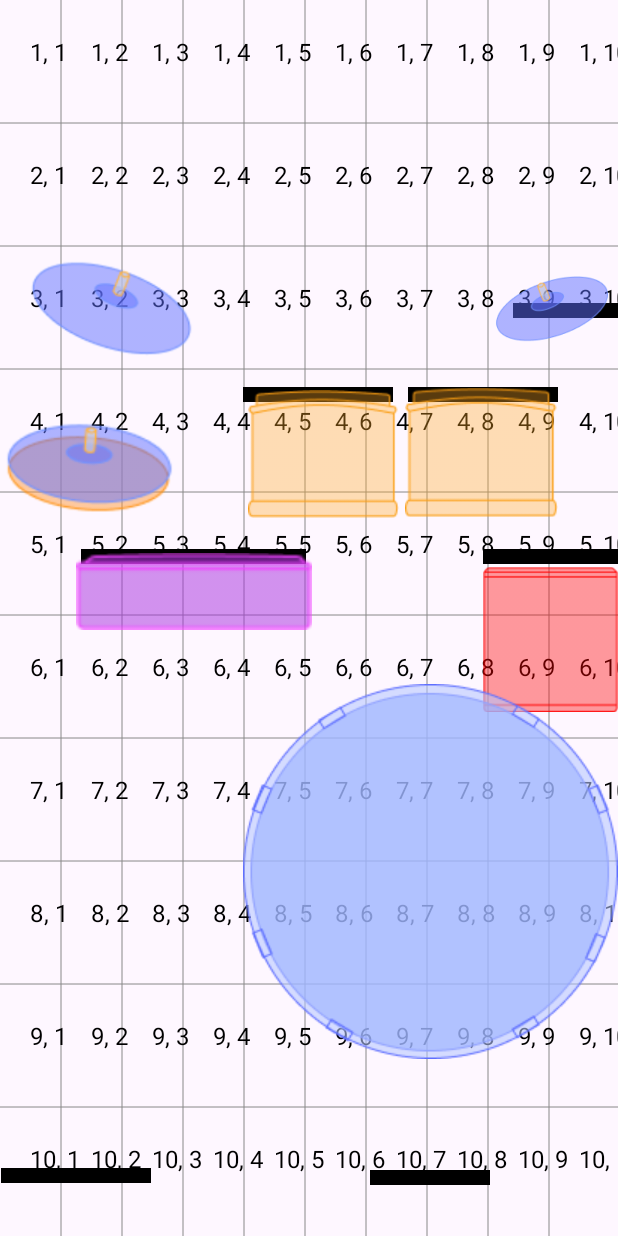
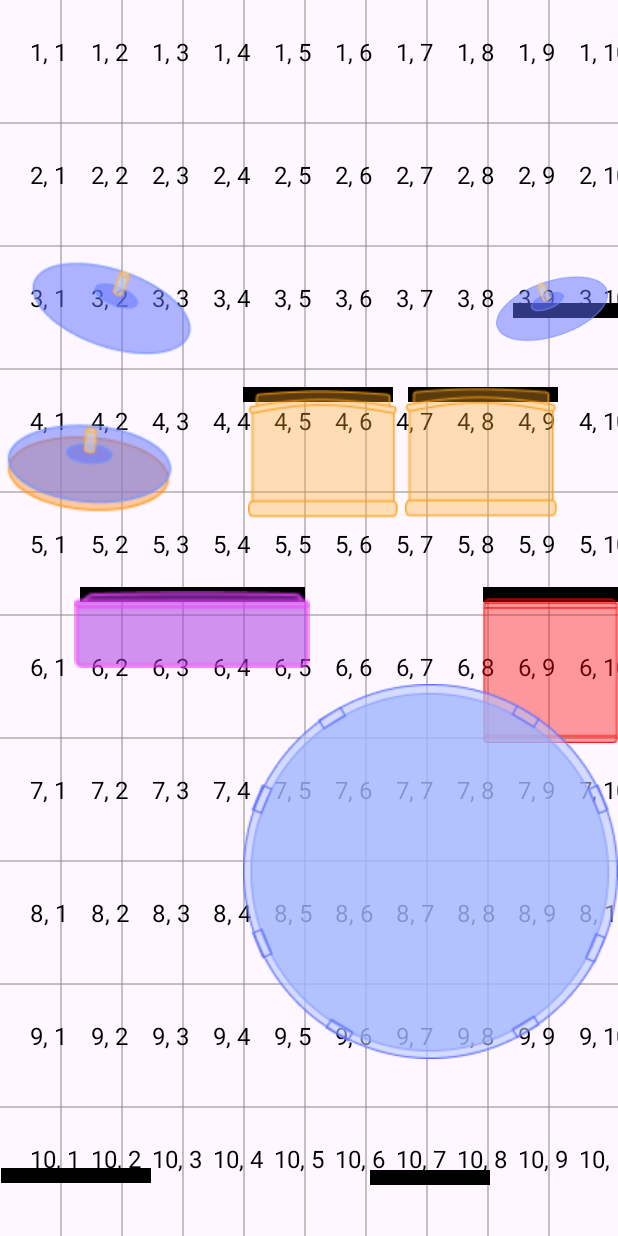
Before and after one commit to kimnayeon16/DrumsComeTrue, an Android app: the layout layout_overlay.xml on its own in the app's theme, with its tools: preview values and no code run, on a phone screen of 412 x 824 dp. Run offline under Robolectric (Android 15) with nearby library versions, the phone set to English and light mode, and no system bars.

Commit message:
perf: floorTom 위치조정

```diff
--- a/FE/app/src/main/java/com/ssafy/drumscometrue/freePlay/fragment/CameraFragment.kt
+++ b/FE/app/src/main/java/com/ssafy/drumscometrue/freePlay/fragment/CameraFragment.kt
@@ -468,7 +468,7 @@ class CameraFragment : Fragment(), PoseLandmarkerHelper.LandmarkerListener {
         }
 
 
-        if(landmarkList.y() > 0.45){
+        if(landmarkList.y() > 0.48){
             if(hitEstimation["snare"] == false && landmarkList.x() > 0.1 && landmarkList.x() < 0.5){
                 Log.d("snare Hit","snare Hit")
                 // 사운드 재생
@@ -539,7 +539,7 @@ class CameraFragment : Fragment(), PoseLandmarkerHelper.LandmarkerListener {
             hitEstimation["floorTom"] = false
             hitEstimation["snare"] = false
         }
-        if(landmarkList.y() < 0.43){
+        if(landmarkList.y() < 0.46){
             hitEstimation["floorTom"] = false
             hitEstimation["snare"] = false
         }
--- a/FE/app/src/main/res/layout/layout_overlay.xml
+++ b/FE/app/src/main/res/layout/layout_overlay.xml
@@ -56,10 +56,10 @@
         android:background="@color/black"
         app:layout_constraintBottom_toBottomOf="parent"
         app:layout_constraintEnd_toEndOf="parent"
-        app:layout_constraintHorizontal_bias="0.206"
+        app:layout_constraintHorizontal_bias="0.203"
         app:layout_constraintStart_toStartOf="parent"
         app:layout_constraintTop_toTopOf="parent"
-        app:layout_constraintVertical_bias="0.45" />
+        app:layout_constraintVertical_bias="0.481" />
 
     <View
         android:id="@+id/floor_tom"
@@ -71,7 +71,7 @@
         app:layout_constraintHorizontal_bias="1.0"
         app:layout_constraintStart_toStartOf="parent"
         app:layout_constraintTop_toTopOf="parent"
-        app:layout_constraintVertical_bias="0.45" />
+        app:layout_constraintVertical_bias="0.481" />
 
     <View
         android:id="@+id/pedal_hihat"
@@ -163,10 +163,10 @@
         android:layout_height="51dp"
         app:layout_constraintBottom_toBottomOf="parent"
         app:layout_constraintEnd_toEndOf="parent"
-        app:layout_constraintHorizontal_bias="0.19"
+        app:layout_constraintHorizontal_bias="0.186"
         app:layout_constraintStart_toStartOf="parent"
         app:layout_constraintTop_toTopOf="parent"
-        app:layout_constraintVertical_bias="0.477"
+        app:layout_constraintVertical_bias="0.51"
         app:srcCompat="@drawable/snare" />
 
     <ImageView
@@ -178,7 +178,7 @@
         app:layout_constraintHorizontal_bias="1.0"
         app:layout_constraintStart_toStartOf="parent"
         app:layout_constraintTop_toTopOf="parent"
-        app:layout_constraintVertical_bias="0.52"
+        app:layout_constraintVertical_bias="0.55"
         app:srcCompat="@drawable/f_tom" />
 
     <ImageView
```
